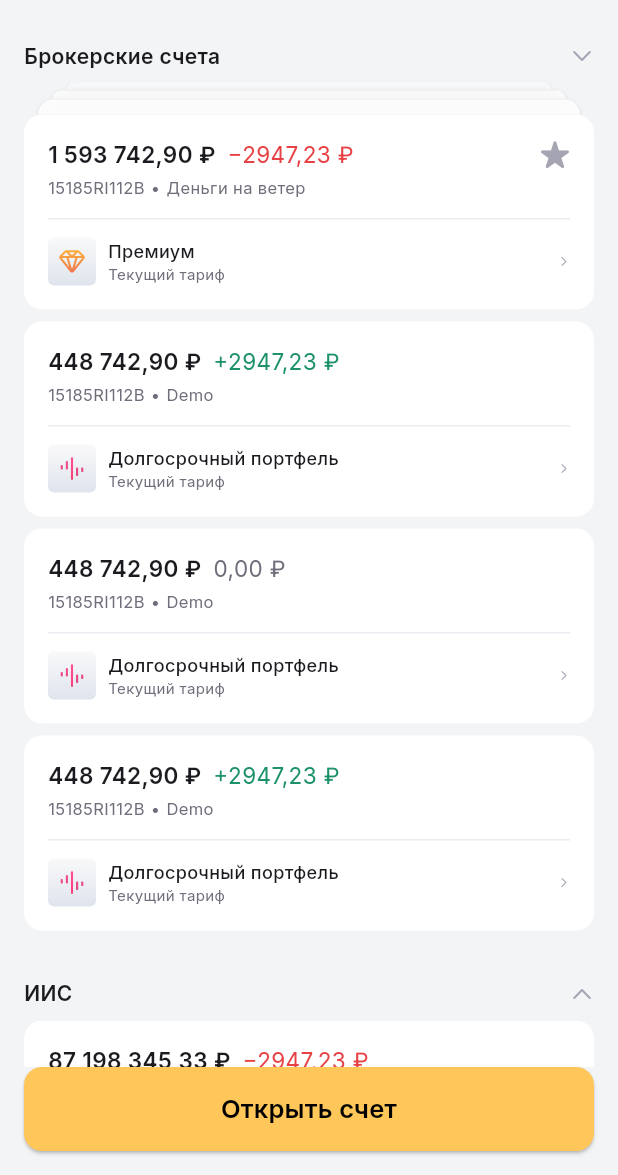
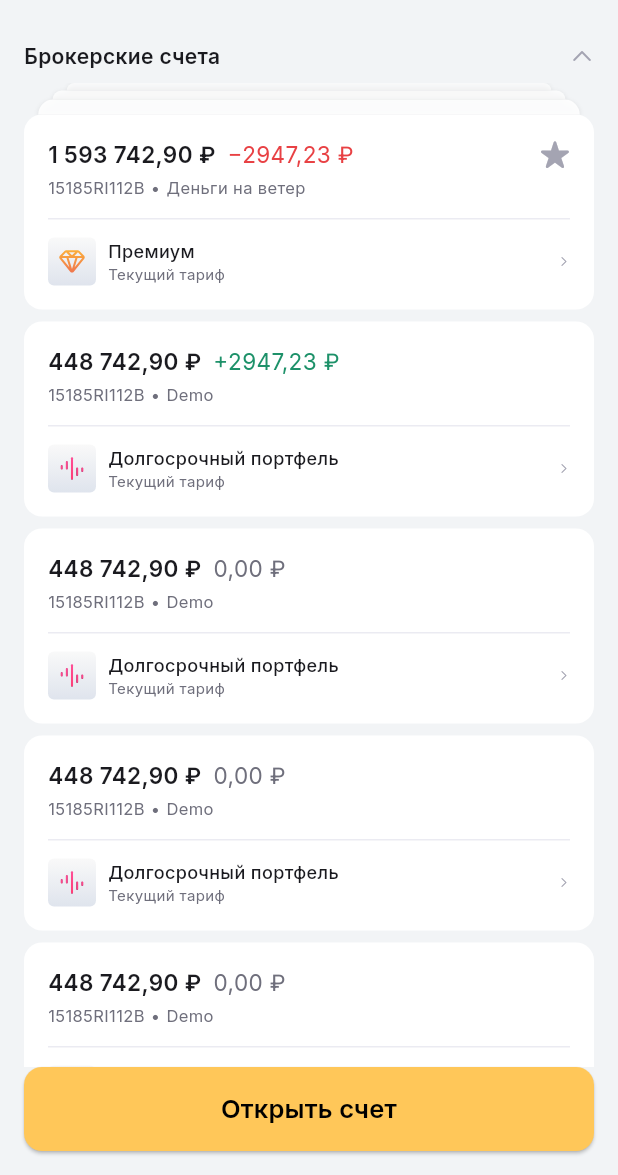
Before and after one commit to lisitsasvyatoslav/lk_prototype, a Flutter app: the screen it shows after launch, after a tap on the "keyboard control" icon, on a phone screen of 412 x 824 dp, the part 61-1236 px from its top. Run offline on Flutter 3.47's test engine with Material 3 defaults, Android fonts, the phone set to English and light mode, and no system bars; our stand-ins replace fl_chart, flutter_svg, google_fonts.

Commit message:
feat: commit

```diff
--- a/lib/features/accounts/screens/accounts_list_sheet.dart
+++ b/lib/features/accounts/screens/accounts_list_sheet.dart
@@ -7,8 +7,15 @@ import '../../../core/widgets/accordion_section.dart';
 import '../../../core/widgets/screen_header.dart';
 import '../../../core/theme/appcolors.dart';
 
-class AccountsListScreen extends StatelessWidget {
+class AccountsListScreen extends StatefulWidget {
   const AccountsListScreen({super.key});
+
+  @override
+  State<AccountsListScreen> createState() => _AccountsListScreenState();
+}
+
+class _AccountsListScreenState extends State<AccountsListScreen> {
+  bool _isBrokerAccountsExpanded = true;
 
   @override
   Widget build(BuildContext context) {
@@ -25,7 +32,9 @@ class AccountsListScreen extends StatelessWidget {
               padding: const EdgeInsets.fromLTRB(16, 0, 16, 0),
               child: InkWell(
                 onTap: () {
-                  // Здесь можно добавить логику для переключения состояния аккордиона
+                  setState(() {
+                    _isBrokerAccountsExpanded = !_isBrokerAccountsExpanded;
+                  });
                 },
                 borderRadius: BorderRadius.circular(12),
                 child: Padding(
@@ -42,10 +51,14 @@ class AccountsListScreen extends StatelessWidget {
                           ),
                         ),
                       ),
-                      Icon(
-                        CupertinoIcons.chevron_down,
-                        color: AppColors.iconBaseTertiary,
-                        size: 16,
+                      AnimatedRotation(
+                        turns: _isBrokerAccountsExpanded ? 0.5 : 0.0,
+                        duration: const Duration(milliseconds: 200),
+                        child: Icon(
+                          CupertinoIcons.chevron_down,
+                          color: AppColors.iconBaseTertiary,
+                          size: 16,
+                        ),
                       ),
                     ],
                   ),
@@ -58,9 +71,16 @@ class AccountsListScreen extends StatelessWidget {
                 padding: const EdgeInsets.fromLTRB(16, 0, 16, 16),
                 children: [
                   // Контент аккордиона "Брокерские счета"
-                  Padding(
-                    padding: const EdgeInsets.only(bottom: 24),
-                    child: AccountsCard(),
+                  AnimatedCrossFade(
+                    duration: const Duration(milliseconds: 300),
+                    crossFadeState: _isBrokerAccountsExpanded
+                        ? CrossFadeState.showFirst
+                        : CrossFadeState.showSecond,
+                    firstChild: Padding(
+                      padding: const EdgeInsets.only(bottom: 24),
+                      child: AccountsCard(),
+                    ),
+                    secondChild: const SizedBox.shrink(),
                   ),
                   // Аккордеон "ИИС"
                   AccordionSection(
--- a/lib/features/accounts/widgets/accounts_card.dart
+++ b/lib/features/accounts/widgets/accounts_card.dart
@@ -110,8 +110,8 @@ class AccountsCard extends StatelessWidget {
               decoration: const BoxDecoration(
                 color: Color(0xFFF2F4F6),
                 borderRadius: BorderRadius.only(
-                  topLeft: Radius.circular(20),
-                  topRight: Radius.circular(20),
+                  topLeft: Radius.circular(16),
+                  topRight: Radius.circular(16),
                 ),
               ),
               child: const PremiumTariffScreen(),
@@ -124,6 +124,81 @@ class AccountsCard extends StatelessWidget {
           balance: '448 742,90 ₽',
           changeText: '+2947,23 ₽',
           changeColor: AppColors.textPositiveDefault,
+          number: '15185RI112B',
+          subtitle: 'Demo',
+          tariffType: TariffType.portfolio,
+          tariffTitle: 'Долгосрочный портфель',
+          tariffSubtitle: 'Текущий тариф',
+          onTap: (ctx) => Navigator.of(ctx).push(
+            MaterialPageRoute(
+              builder: (context) => AccountDetailsScreen(
+                title: 'Demo',
+                number: '15185RI112B',
+              ),
+            ),
+          ),
+          onTariffTap: (ctx) => Navigator.of(ctx).push(
+            MaterialPageRoute(
+              builder: (context) => const TariffsScreen(),
+            ),
+          ),
+        ),
+        const SizedBox(height: 8),
+        // Третий счет - Portfolio с нулевым изменением
+        AccountListItem(
+          balance: '448 742,90 ₽',
+          changeText: '0,00 ₽',
+          changeColor: AppColors.textBaseSecondary,
+          number: '15185RI112B',
+          subtitle: 'Demo',
+          tariffType: TariffType.portfolio,
+          tariffTitle: 'Долгосрочный портфель',
+          tariffSubtitle: 'Текущий тариф',
+          onTap: (ctx) => Navigator.of(ctx).push(
+            MaterialPageRoute(
+              builder: (context) => AccountDetailsScreen(
+                title: 'Demo',
+                number: '15185RI112B',
+              ),
+            ),
+          ),
+          onTariffTap: (ctx) => Navigator.of(ctx).push(
+            MaterialPageRoute(
+              builder: (context) => const TariffsScreen(),
+            ),
+          ),
+        ),
+        const SizedBox(height: 8),
+        // Третий счет - Portfolio с нулевым изменением
+        AccountListItem(
+          balance: '448 742,90 ₽',
+          changeText: '0,00 ₽',
+          changeColor: AppColors.textBaseSecondary,
+          number: '15185RI112B',
+          subtitle: 'Demo',
+          tariffType: TariffType.portfolio,
+          tariffTitle: 'Долгосрочный портфель',
+          tariffSubtitle: 'Текущий тариф',
+          onTap: (ctx) => Navigator.of(ctx).push(
+            MaterialPageRoute(
+              builder: (context) => AccountDetailsScreen(
+                title: 'Demo',
+                number: '15185RI112B',
+              ),
+            ),
+          ),
+          onTariffTap: (ctx) => Navigator.of(ctx).push(
+            MaterialPageRoute(
+              builder: (context) => const TariffsScreen(),
+            ),
+          ),
+        ),
+        const SizedBox(height: 8),
+        // Третий счет - Portfolio с нулевым изменением
+        AccountListItem(
+          balance: '448 742,90 ₽',
+          changeText: '0,00 ₽',
+          changeColor: AppColors.textBaseSecondary,
           number: '15185RI112B',
           subtitle: 'Demo',
           tariffType: TariffType.portfolio,
```
Also changed, not shown: lib/features/tariff/screens/premium_tariff_screen.dart (+17 -22 lines).
